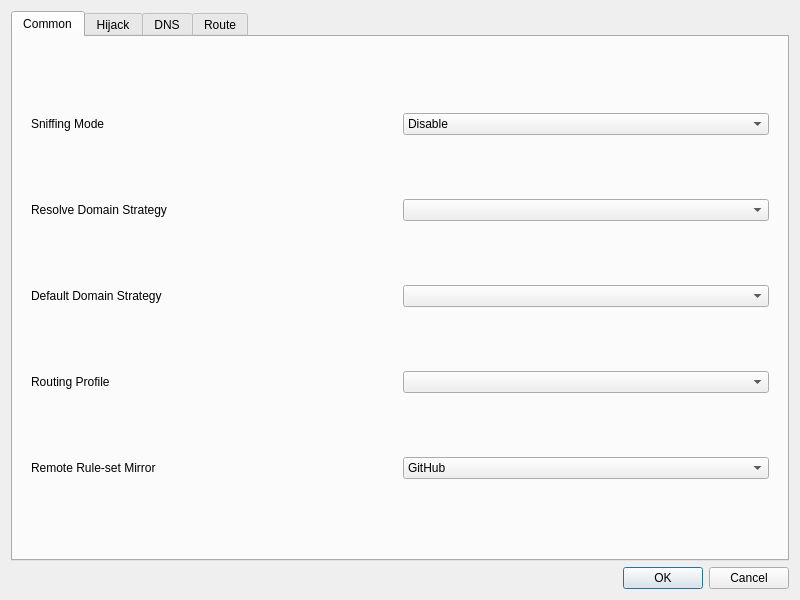
Qt form include/ui/setting/dialog_manage_routes.ui (shengmo0210/Throne) before a commit.
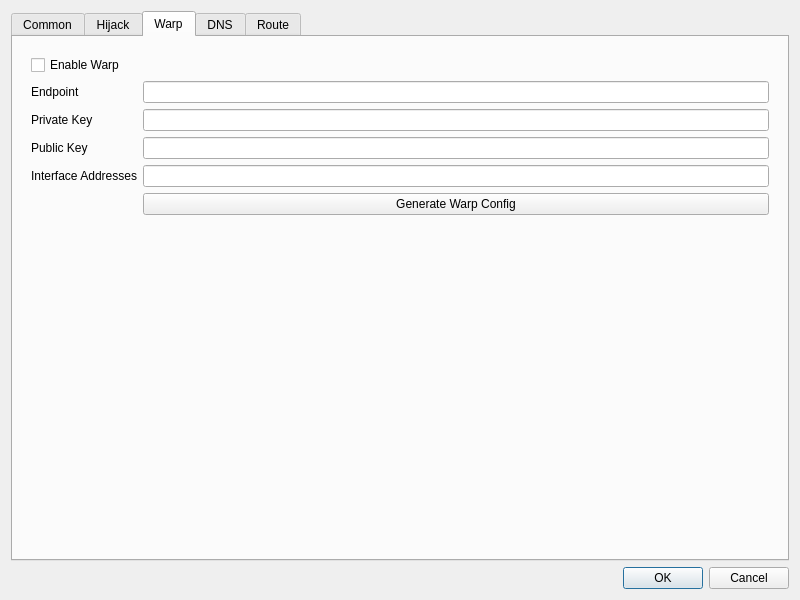
The same form after that commit. The open tabs and pages were chosen to show the change.

Commit message: add warp autogen/route option && fix traffic looper

What changed in the file:
```diff
--- a/include/ui/setting/dialog_manage_routes.ui
+++ b/include/ui/setting/dialog_manage_routes.ui
@@ -260,6 +260,79 @@
        </item>
       </layout>
      </widget>
+     <widget class="QWidget" name="tab_5">
+      <attribute name="title">
+       <string>Warp</string>
+      </attribute>
+      <layout class="QVBoxLayout" name="verticalLayout_8">
+       <item>
+        <widget class="QWidget" name="widget_3" native="true">
+         <layout class="QFormLayout" name="formLayout_3">
+          <item row="0" column="0">
+           <widget class="QCheckBox" name="enable_warp">
+            <property name="toolTip">
+             <string>&lt;html&gt;&lt;head/&gt;&lt;body&gt;&lt;p&gt;Enables the following config to be used as egress, useful for bypassing services restrciting non-warp VPNs&lt;/p&gt;&lt;/body&gt;&lt;/html&gt;</string>
+            </property>
+            <property name="text">
+             <string>Enable Warp</string>
+            </property>
+           </widget>
+          </item>
+          <item row="1" column="0">
+           <widget class="QLabel" name="label_7">
+            <property name="text">
+             <string>Endpoint</string>
+            </property>
+           </widget>
+          </item>
+          <item row="1" column="1">
+           <widget class="QLineEdit" name="warp_ep"/>
+          </item>
+          <item row="2" column="0">
+           <widget class="QLabel" name="label_4">
+            <property name="text">
+             <string>Private Key</string>
+            </property>
+           </widget>
+          </item>
+          <item row="2" column="1">
+           <widget class="QLineEdit" name="warp_private_key"/>
+          </item>
+          <item row="3" column="0">
+           <widget class="QLabel" name="label_5">
+            <property name="text">
+             <string>Public Key</string>
+            </property>
+           </widget>
+          </item>
+          <item row="3" column="1">
+           <widget class="QLineEdit" name="warp_public_key"/>
+          </item>
+          <item row="4" column="0">
+           <widget class="QLabel" name="label_12">
+            <property name="text">
+             <string>Interface Addresses</string>
+            </property>
+           </widget>
+          </item>
+          <item row="4" column="1">
+           <widget class="QLineEdit" name="warp_ifc_addrs"/>
+          </item>
+          <item row="5" column="1">
+           <widget class="QPushButton" name="warp_autogen">
+            <property name="toolTip">
+             <string>&lt;html&gt;&lt;head/&gt;&lt;body&gt;&lt;p&gt;Gets a new config from cloudflare API&lt;/p&gt;&lt;/body&gt;&lt;/html&gt;</string>
+            </property>
+            <property name="text">
+             <string>Generate Warp Config</string>
+            </property>
+           </widget>
+          </item>
+         </layout>
+        </widget>
+       </item>
+      </layout>
+     </widget>
      <widget class="QWidget" name="tab_3">
       <attribute name="title">
        <string>DNS</string>
```
The commit also changes 18 other files.
